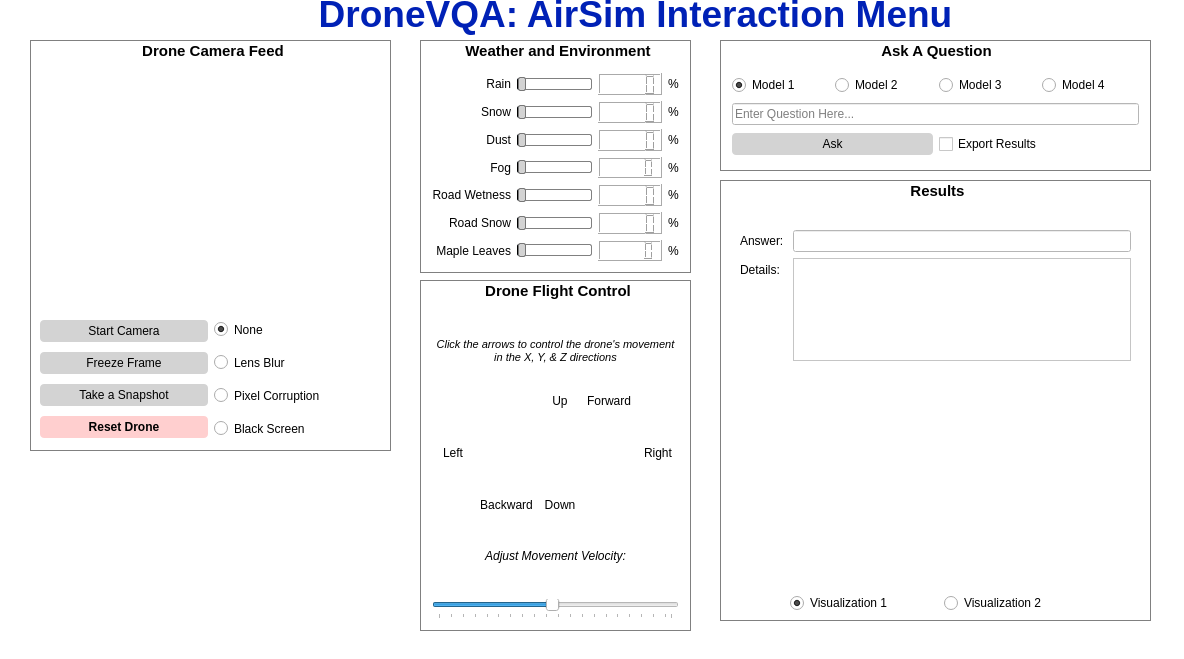
This is Application/Bin/VQAInteractionScreen.ui in jenniferolenchak/DroneVQA as Qt 5 draws it before an edit. The edited form follows.
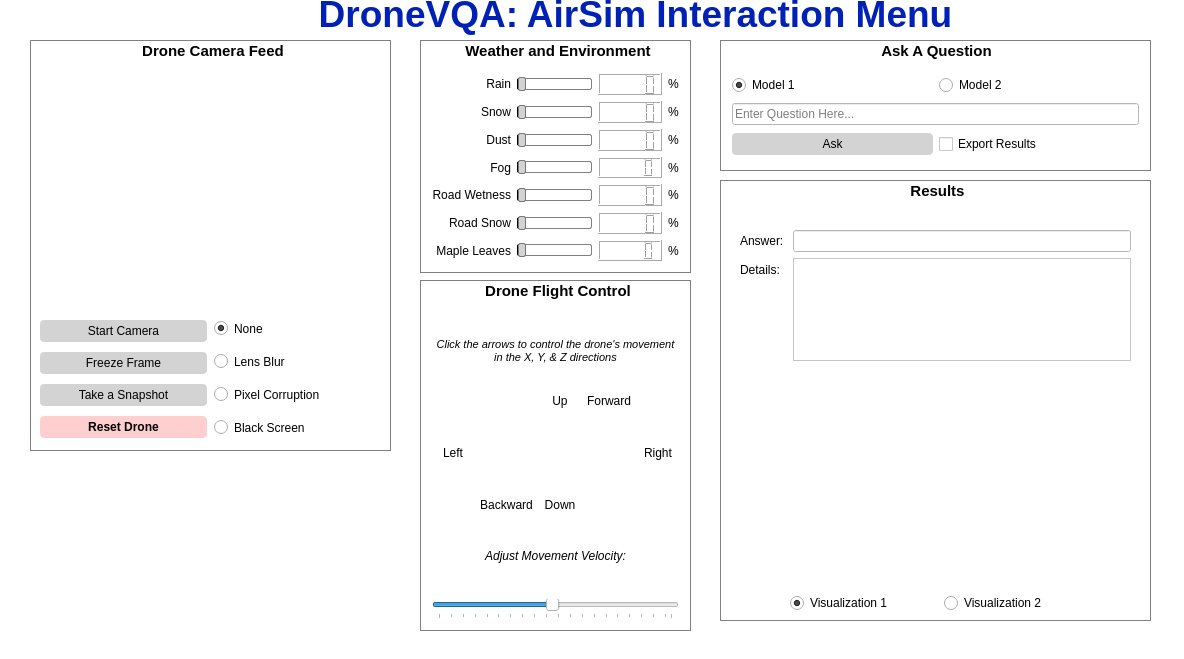
This is the edited form. Icons and pictures are not drawn.

Commit message: Remove currently unused model selection buttons

The edit to the form file:
```diff
--- a/Application/Bin/VQAInteractionScreen.ui
+++ b/Application/Bin/VQAInteractionScreen.ui
@@ -962,7 +962,7 @@
     </property>
     <layout class="QHBoxLayout" name="horizontalLayout_CameraEffects" stretch="0,0">
      <property name="spacing">
-      <number>-1</number>
+      <number>7</number>
      </property>
      <item>
       <layout class="QVBoxLayout" name="verticalLayout_3">
@@ -1182,18 +1182,6 @@
    <layout class="QVBoxLayout" name="verticalLayout">
     <item>
      <layout class="QGridLayout" name="gridLayout_Models">
-      <item row="0" column="2">
-       <widget class="QRadioButton" name="radioButton_Model3">
-        <property name="font">
-         <font>
-          <family>Arial</family>
-         </font>
-        </property>
-        <property name="text">
-         <string>Model 3</string>
-        </property>
-       </widget>
-      </item>
       <item row="0" column="1">
        <widget class="QRadioButton" name="radioButton_Model2">
         <property name="font">
@@ -1224,18 +1212,6 @@
         </property>
        </widget>
       </item>
-      <item row="0" column="3">
-       <widget class="QRadioButton" name="radioButton_Model4">
-        <property name="font">
-         <font>
-          <family>Arial</family>
-         </font>
-        </property>
-        <property name="text">
-         <string>Model 4</string>
-        </property>
-       </widget>
-      </item>
      </layout>
     </item>
     <item>
```
The commit also changes 1 other file.
